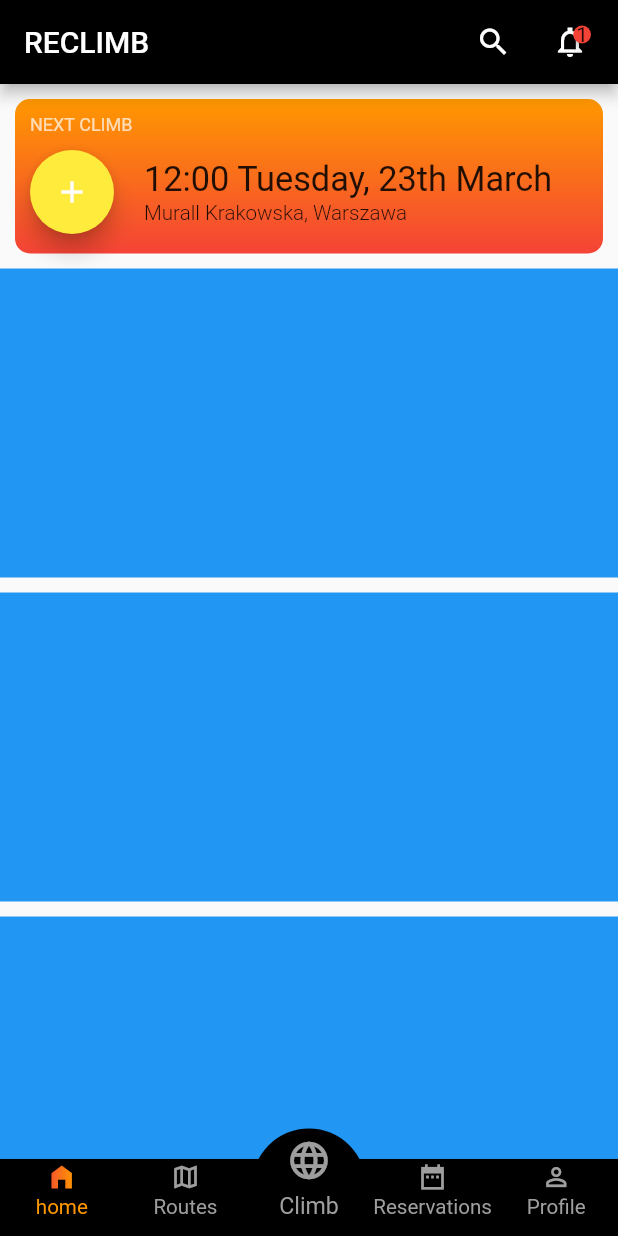
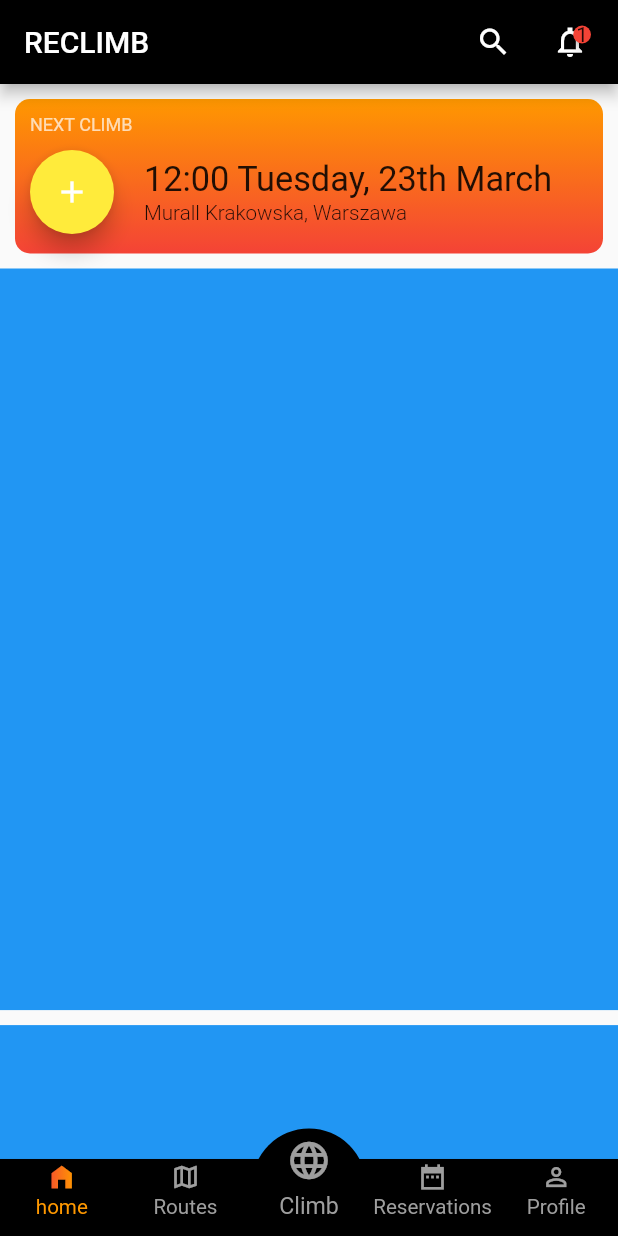
Before and after one commit to truongnguyen112007/climb_app_base, a Flutter app: the screen it shows after launch, on a phone screen of 412 x 824 dp. Run offline on Flutter 3.47's test engine with Material 2 defaults, Android fonts, the light colour scheme and no system bars; drawn by our look-alikes of badges; our stand-ins replace flutter_screenutil.

Commit message:
Add screen util.

```diff
--- a/lib/modules/home/home_page.dart
+++ b/lib/modules/home/home_page.dart
@@ -27,6 +27,26 @@ class _HomePageState extends State<HomePage> {
 
   @override
   Widget build(BuildContext context) {
+    return MediaQuery(data: MediaQuery.of(context).copyWith(textScaleFactor: 1), child: Scaffold(
+      body: Stack(
+        children: [
+          SizedBox(height: MediaQuery.of(context).size.height,
+            child: PageView(
+              physics: NeverScrollableScrollPhysics(),
+              controller: pageController,
+              children: tabs,
+            ),
+          ),
+          Positioned.fill(
+              child: Container(
+                alignment: Alignment.bottomCenter,
+                child: AppButtonNavigationBar(
+                  indexCallBack: (int index) => jumtToPage(index),
+                ),
+              ))
+        ],
+      ),
+    ));
     return Scaffold(
       body: Stack(
         children: [
--- a/lib/modules/tab_home/tab_home.dart
+++ b/lib/modules/tab_home/tab_home.dart
@@ -102,12 +102,7 @@ class _TabHomeState extends State<TabHome> {
             ListView.separated(
               physics: NeverScrollableScrollPhysics(),
               primary: true,
-              itemBuilder: (BuildContext context, int index) {
-                return Container(
-                  height: size.height / 4,
-                  decoration: BoxDecoration(color: Colors.blue),
-                );
-              },
+              itemBuilder: (BuildContext context, int index) =>itemListView(),
               itemCount: 10,
               shrinkWrap: true, separatorBuilder: (BuildContext context, int index)=>SizedBox(height: 10,),
             )
@@ -116,4 +111,10 @@ class _TabHomeState extends State<TabHome> {
       ),
     );
   }
+
+  Widget itemListView() => AspectRatio(
+      aspectRatio: 1 / 1.2,
+      child: Container(
+        decoration: BoxDecoration(color: Colors.blue),
+      ));
 }
```
